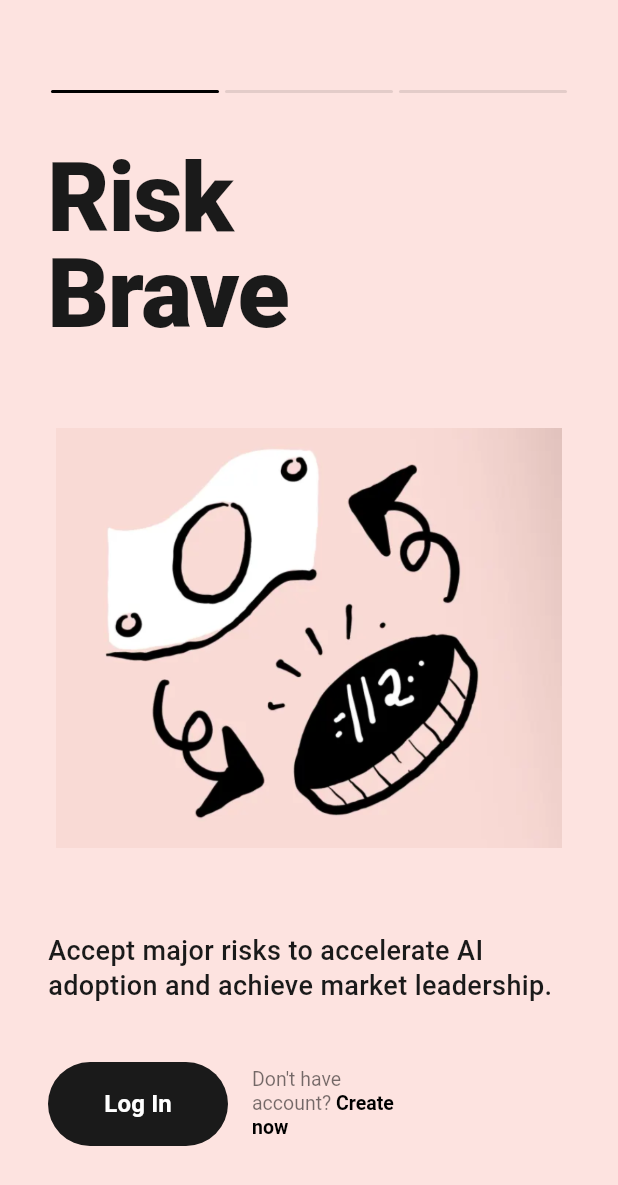
After one commit to youssefpop96/pop, a Flutter app: the screen it shows after launch, on a phone screen of 412 x 824 dp. The commit adds this screen. Shown: the top 1185 px of the screen. Run offline on Flutter 3.47's test engine with Material 3 defaults, Android fonts, the phone set to English and light mode, and no system bars.

Commit message:
Restructure project to clean architecture with cubit

```diff
--- /dev/null
+++ b/lib/features/on_boarding/models/on_boarding_step_model.dart
@@ -0,0 +1,15 @@
+import 'package:flutter/material.dart';
+
+class OnBoardingStepModel {
+  final String title;
+  final String description;
+  final Color bgColor;
+  final String imagePath;
+
+  OnBoardingStepModel({
+    required this.title,
+    required this.description,
+    required this.bgColor,
+    required this.imagePath,
+  });
+}
--- /dev/null
+++ b/lib/features/on_boarding/view_models/cubit/on_boarding_cubit.dart
@@ -0,0 +1,38 @@
+import 'package:flutter/material.dart';
+import '../../models/on_boarding_step_model.dart';
+
+part 'on_boarding_state.dart';
+
+class OnBoardingCubit {
+  int currentPage = 0;
+
+  final List<OnBoardingStepModel> items = [
+    OnBoardingStepModel(
+      title: "Risk\nBrave",
+      description:
+          "Accept major risks to accelerate AI adoption and achieve market leadership.",
+      bgColor: const Color(0xFFFDE3E0),
+      imagePath: "assets/onboarding_1.png",
+    ),
+    OnBoardingStepModel(
+      title: "Wise\nSteps",
+      description:
+          "Take calculated and strategic steps to balance risks and drive AI-driven progress.",
+      bgColor: const Color(0xFFFBFDE1),
+      imagePath: "assets/onboarding_2.png",
+    ),
+    OnBoardingStepModel(
+      title: "Stay\nSafe",
+      description:
+          "Lower implementation risks by adhering to regulations and adopting AI prudently.",
+      bgColor: const Color(0xFFFFE6D3),
+      imagePath: "assets/onboarding_3.png",
+    ),
+  ];
+
+  void updatePage(int index) {
+    currentPage = index;
+    // Note: Since you'll likely use BlocProvider, I'm setting this up for future Cubit usage.
+    // For now, I'll keep the logic simple to match your request.
+  }
+}
--- /dev/null
+++ b/lib/features/on_boarding/view_models/cubit/on_boarding_state.dart
@@ -0,0 +1,11 @@
+part of 'on_boarding_cubit.dart';
+
+@immutable
+abstract class OnBoardingState {}
+
+class OnBoardingInitial extends OnBoardingState {}
+
+class OnBoardingPageChanged extends OnBoardingState {
+  final int index;
+  OnBoardingPageChanged(this.index);
+}
--- /dev/null
+++ b/lib/features/on_boarding/views/screens/on_boarding_screen.dart
@@ -0,0 +1,51 @@
+import 'package:flutter/material.dart';
+import '../../view_models/cubit/on_boarding_cubit.dart';
+import '../widgets/custom_on_boarding_step_item.dart';
+import '../widgets/custom_smooth_page_indicator.dart';
+
+class OnBoardingScreen extends StatefulWidget {
+  const OnBoardingScreen({super.key});
+
+  @override
+  State<OnBoardingScreen> createState() => _OnBoardingScreenState();
+}
+
+class _OnBoardingScreenState extends State<OnBoardingScreen> {
+  final PageController _pageController = PageController();
+  final OnBoardingCubit _cubit = OnBoardingCubit(); // Simple instance for now
+  int _currentPage = 0;
+
+  @override
+  void dispose() {
+    _pageController.dispose();
+    super.dispose();
+  }
+
+  @override
+  Widget build(BuildContext context) {
+    final items = _cubit.items;
+
+    return Scaffold(
+      body: Stack(
+        children: [
+          PageView.builder(
+            controller: _pageController,
+            onPageChanged: (index) {
+              setState(() {
+                _currentPage = index;
+              });
+            },
+            itemCount: items.length,
+            itemBuilder: (context, index) {
+              return CustomOnBoardingStepItem(item: items[index]);
+            },
+          ),
+          CustomSmoothPageIndicator(
+            itemCount: items.length,
+            currentPage: _currentPage,
+          ),
+        ],
+      ),
+    );
+  }
+}
--- /dev/null
+++ b/lib/features/on_boarding/views/widgets/custom_on_boarding_step_item.dart
@@ -0,0 +1,56 @@
+import 'package:flutter/material.dart';
+import '../../models/on_boarding_step_model.dart';
+import 'next_page_button.dart';
+
+class CustomOnBoardingStepItem extends StatelessWidget {
+  final OnBoardingStepModel item;
+
+  const CustomOnBoardingStepItem({super.key, required this.item});
+
+  @override
+  Widget build(BuildContext context) {
+    return Container(
+      color: item.bgColor,
+      padding: const EdgeInsets.symmetric(horizontal: 32),
+      child: Column(
+        crossAxisAlignment: CrossAxisAlignment.start,
+        children: [
+          const SizedBox(height: 100),
+          Text(
+            item.title,
+            style: const TextStyle(
+              fontSize: 64,
+              fontWeight: FontWeight.w900,
+              height: 1.0,
+              color: Color(0xFF1A1A1A),
+              letterSpacing: -1,
+            ),
+          ),
+          const Spacer(),
+          Center(
+            child: Image.asset(
+              item.imagePath,
+              height: 280,
+              fit: BoxFit.contain,
+              errorBuilder: (context, error, stackTrace) =>
+                  const Icon(Icons.broken_image_outlined, size: 100),
+            ),
+          ),
+          const Spacer(),
+          Text(
+            item.description,
+            style: const TextStyle(
+              fontSize: 18,
+              height: 1.3,
+              fontWeight: FontWeight.w500,
+              color: Color(0xFF1A1A1A),
+            ),
+          ),
+          const SizedBox(height: 40),
+          const NextPageButton(),
+          const SizedBox(height: 40),
+        ],
+      ),
+    );
+  }
+}
--- /dev/null
+++ b/lib/features/on_boarding/views/widgets/custom_smooth_page_indicator.dart
@@ -0,0 +1,37 @@
+import 'package:flutter/material.dart';
+
+class CustomSmoothPageIndicator extends StatelessWidget {
+  final int itemCount;
+  final int currentPage;
+
+  const CustomSmoothPageIndicator({
+    super.key,
+    required this.itemCount,
+    required this.currentPage,
+  });
+
+  @override
+  Widget build(BuildContext context) {
+    return Positioned(
+      top: 60,
+      left: 32,
+      right: 32,
+      child: Row(
+        children: List.generate(itemCount, (index) {
+          return Expanded(
+            child: Container(
+              margin: const EdgeInsets.symmetric(horizontal: 2),
+              height: 2,
+              decoration: BoxDecoration(
+                color: index == currentPage
+                    ? Colors.black
+                    : Colors.black.withOpacity(0.1),
+                borderRadius: BorderRadius.circular(1),
+              ),
+            ),
+          );
+        }),
+      ),
+    );
+  }
+}
--- /dev/null
+++ b/lib/features/on_boarding/views/widgets/next_page_button.dart
@@ -0,0 +1,58 @@
+import 'package:flutter/material.dart';
+
+class NextPageButton extends StatelessWidget {
+  const NextPageButton({super.key});
+
+  @override
+  Widget build(BuildContext context) {
+    return Padding(
+      padding: const EdgeInsets.only(bottom: 20),
+      child: Row(
+        crossAxisAlignment: CrossAxisAlignment.center,
+        children: [
+          ElevatedButton(
+            onPressed: () {},
+            style: ElevatedButton.styleFrom(
+              backgroundColor: const Color(0xFF1A1A1A),
+              foregroundColor: Colors.white,
+              minimumSize: const Size(120, 56),
+              shape: RoundedRectangleBorder(
+                borderRadius: BorderRadius.circular(28),
+              ),
+              elevation: 0,
+            ),
+            child: const Text(
+              'Log In',
+              style: TextStyle(
+                fontSize: 16,
+                fontWeight: FontWeight.w600,
+              ),
+            ),
+          ),
+          const SizedBox(width: 16),
+          Expanded(
+            child: RichText(
+              text: const TextSpan(
+                style: TextStyle(
+                  color: Colors.black54,
+                  fontSize: 13,
+                  height: 1.2,
+                ),
+                children: [
+                  TextSpan(text: "Don't have\naccount? "),
+                  TextSpan(
+                    text: "Create\nnow",
+                    style: TextStyle(
+                      color: Colors.black,
+                      fontWeight: FontWeight.bold,
+                    ),
+                  ),
+                ],
+              ),
+            ),
+          ),
+        ],
+      ),
+    );
+  }
+}
--- a/lib/main.dart
+++ b/lib/main.dart
@@ -1,5 +1,5 @@
 import 'package:flutter/material.dart';
-import 'onboarding_screen.dart';
+import 'features/on_boarding/views/screens/on_boarding_screen.dart';
 
 void main() {
   runApp(const MyApp());
@@ -15,9 +15,9 @@ class MyApp extends StatelessWidget {
       debugShowCheckedModeBanner: false,
       theme: ThemeData(
         useMaterial3: true,
-        fontFamily: 'Roboto', // Default, but explicit is good
+        fontFamily: 'Roboto',
       ),
-      home: const OnboardingScreen(),
+      home: const OnBoardingScreen(),
     );
   }
 }
--- a/lib/onboarding_screen.dart
+++ b/lib/onboarding/onboarding_screen.dart
@@ -1,7 +1,7 @@
 import 'package:flutter/material.dart';
-import 'onboarding/onboarding_data.dart';
-import 'onboarding/widgets/onboarding_page.dart';
-import 'onboarding/widgets/onboarding_progress_indicator.dart';
+import 'onboarding_data.dart';
+import 'widgets/onboarding_page.dart';
+import 'widgets/onboarding_progress_indicator.dart';
 
 class OnboardingScreen extends StatefulWidget {
   const OnboardingScreen({super.key});
```
